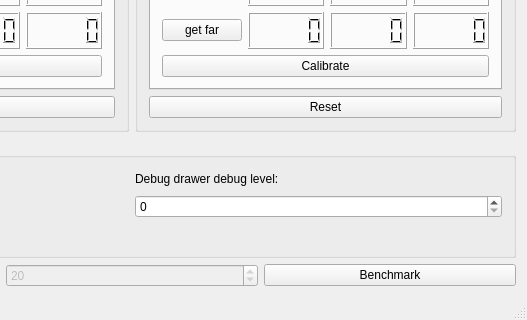
The window that mainwindow.ui (janisozaur/inz_stickman) describes before a commit, drawn with Qt 5; both pictures show x 263 to 790 and y 420 to 740 of the 790 by 740 pixel window.
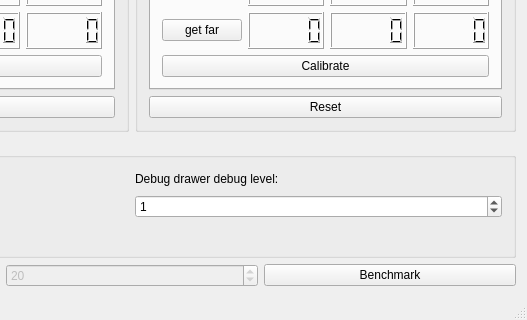
The same window after the commit. Custom widgets are drawn as their Qt base class.

Diff of the .ui file:
```diff
--- a/mainwindow.ui
+++ b/mainwindow.ui
@@ -330,7 +330,11 @@
         </widget>
        </item>
        <item row="1" column="1">
-        <widget class="QSpinBox" name="spinBox"/>
+        <widget class="QSpinBox" name="spinBox">
+         <property name="value">
+          <number>1</number>
+         </property>
+        </widget>
        </item>
       </layout>
      </widget>
```
